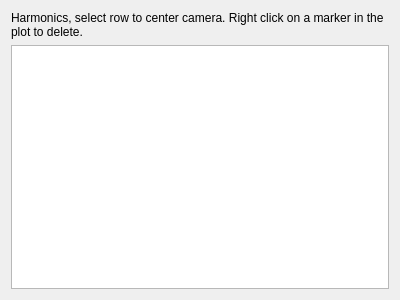
gustafsson/freq, file tools/harmonicsinfoform.ui: the form before one commit.
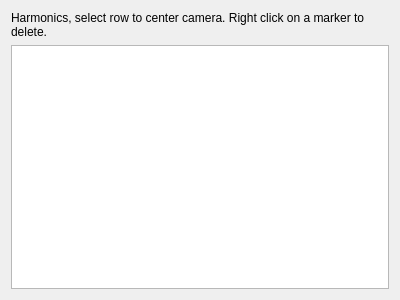
The form after the commit.

Commit message: Harmonics tool with focus

Diff of the .ui file:
```diff
--- a/tools/harmonicsinfoform.ui
+++ b/tools/harmonicsinfoform.ui
@@ -17,7 +17,7 @@
    <item>
     <widget class="QLabel" name="label">
      <property name="text">
-      <string>Harmonics, select row to center camera. Right click on a marker in the plot to delete.</string>
+      <string>Harmonics, select row to center camera. Right click on a marker to delete.</string>
      </property>
      <property name="wordWrap">
       <bool>true</bool>
```
The commit also changes 8 other files.
